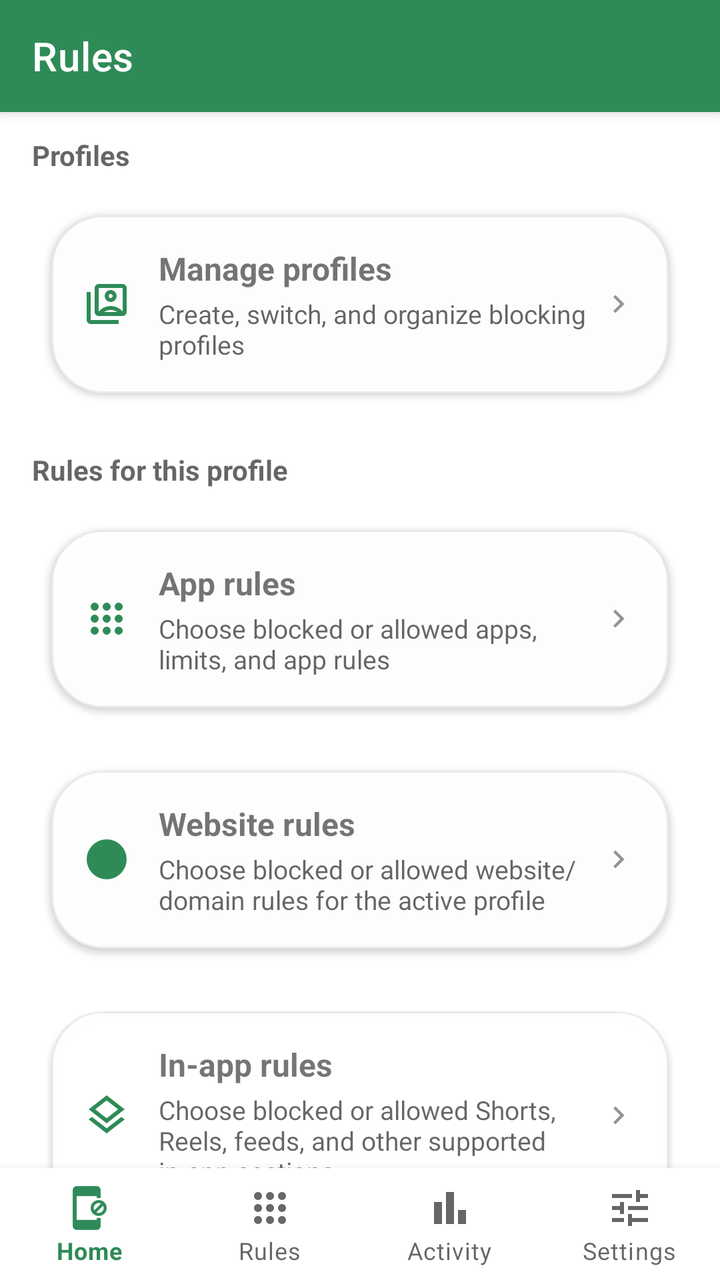
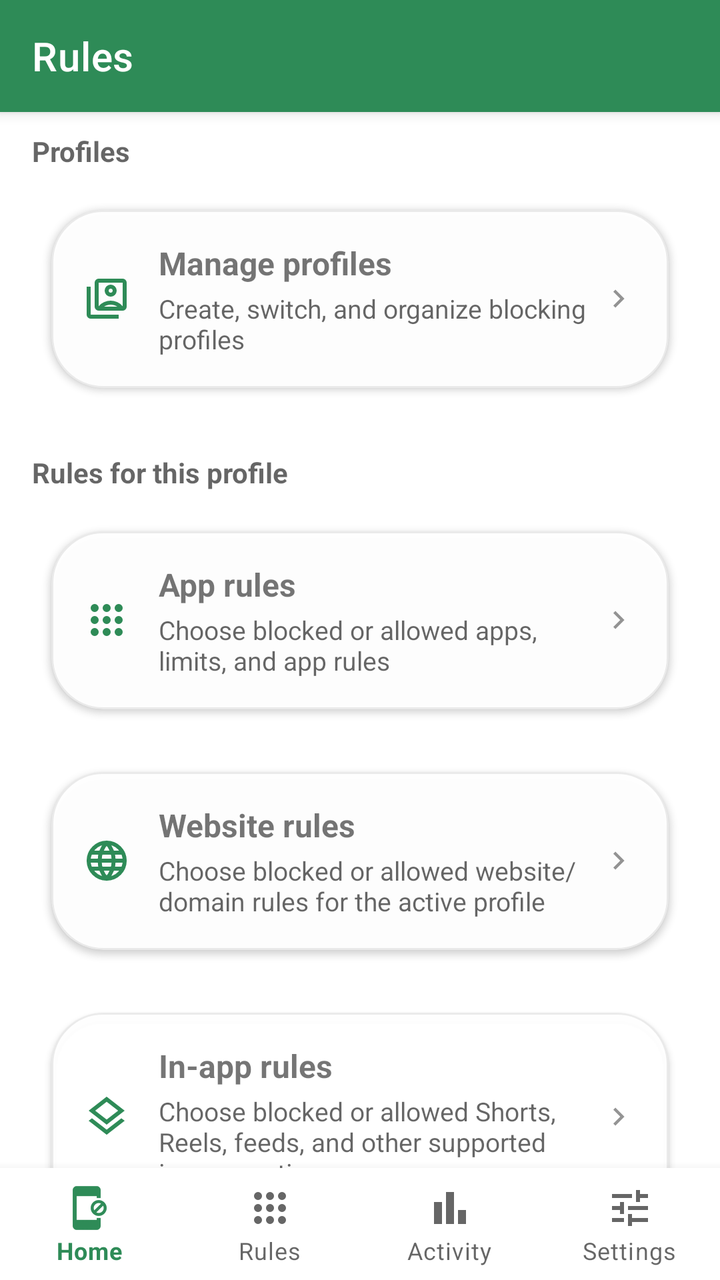

Two renders of the same Android screen: before a commit and after it. Below are the layout's source before the change and the commit's diff.
<!-- AndroidManifest.xml: application theme Theme.Switchly -->
<!-- res/layout/activity_rules_hub.xml -->
<?xml version="1.0" encoding="utf-8"?>
<androidx.coordinatorlayout.widget.CoordinatorLayout
    xmlns:android="http://schemas.android.com/apk/res/android"
    xmlns:app="http://schemas.android.com/apk/res-auto"
    android:layout_width="match_parent"
    android:layout_height="match_parent">

    <com.google.android.material.appbar.AppBarLayout
        android:layout_width="match_parent"
        android:layout_height="wrap_content"
        android:fitsSystemWindows="true">

        <com.google.android.material.appbar.MaterialToolbar
            android:id="@+id/toolbar"
            style="@style/Switchly.TopBar"
            android:layout_width="match_parent"
            android:layout_height="wrap_content"
            android:minHeight="?attr/actionBarSize"
            app:title="@string/rules_hub_title" />
    </com.google.android.material.appbar.AppBarLayout>

    <androidx.core.widget.NestedScrollView
        android:layout_width="match_parent"
        android:layout_height="match_parent"
        android:clipToPadding="false"
        android:fillViewport="true"
        android:paddingStart="16dp"
        android:paddingTop="12dp"
        android:paddingEnd="16dp"
        android:paddingBottom="96dp"
        app:layout_behavior="@string/appbar_scrolling_view_behavior">

        <LinearLayout
            android:layout_width="match_parent"
            android:layout_height="wrap_content"
            android:orientation="vertical">

            <TextView
                android:layout_width="match_parent"
                android:layout_height="wrap_content"
                android:text="@string/rules_hub_profiles_section"
                android:textColor="?android:attr/textColorSecondary"
                android:textSize="14sp"
                android:textStyle="bold" />

            <com.google.android.material.card.MaterialCardView
                android:id="@+id/cardManageProfiles"
                style="@style/Switchly.Card"
                android:layout_width="match_parent"
                android:layout_height="wrap_content"
                android:layout_marginTop="10dp"
                android:clickable="true"
                android:focusable="true"
                android:foreground="?attr/selectableItemBackground">

                <LinearLayout
                    android:layout_width="match_parent"
                    android:layout_height="wrap_content"
                    android:gravity="center_vertical"
                    android:minHeight="72dp"
                    android:orientation="horizontal"
                    android:padding="16dp">

                    <ImageView
                        android:layout_width="24dp"
                        android:layout_height="24dp"
                        android:contentDescription="@string/rules_profiles_title"
                        android:src="@drawable/switch_account_24"
                        app:tint="?attr/colorPrimary" />

                    <LinearLayout
                        android:layout_width="0dp"
                        android:layout_height="wrap_content"
                        android:layout_marginStart="14dp"
                        android:layout_weight="1"
                        android:orientation="vertical">

                        <TextView
                            android:layout_width="match_parent"
                            android:layout_height="wrap_content"
                            android:text="@string/rules_profiles_title"
                            android:textSize="16sp"
                            android:textStyle="bold" />

                        <TextView
                            android:layout_width="match_parent"
                            android:layout_height="wrap_content"
                            android:layout_marginTop="3dp"
                            android:text="@string/rules_profiles_summary"
                            android:textColor="?android:attr/textColorSecondary"
                            android:textSize="13sp" />
                    </LinearLayout>

                    <ImageView
                        android:layout_width="18dp"
                        android:layout_height="18dp"
                        android:alpha="0.7"
                        android:contentDescription="@string/open"
                        android:src="@drawable/keyboard_arrow_right_24"
                        app:tint="?android:attr/textColorSecondary" />
                </LinearLayout>
            </com.google.android.material.card.MaterialCardView>

            <TextView
                android:layout_width="match_parent"
                android:layout_height="wrap_content"
                android:layout_marginTop="18dp"
                android:text="@string/rules_hub_categories_section"
                android:textColor="?android:attr/textColorSecondary"
                android:textSize="14sp"
                android:textStyle="bold" />

            <com.google.android.material.card.MaterialCardView
                android:id="@+id/cardManageApps"
                style="@style/Switchly.Card"
                android:layout_width="match_parent"
                android:layout_height="wrap_content"
                android:layout_marginTop="10dp"
                android:clickable="true"
                android:focusable="true"
                android:foreground="?attr/selectableItemBackground">

                <LinearLayout
                    android:layout_width="match_parent"
                    android:layout_height="wrap_content"
                    android:gravity="center_vertical"
                    android:minHeight="72dp"
                    android:orientation="horizontal"
                    android:padding="16dp">

                    <ImageView
                        android:layout_width="24dp"
                        android:layout_height="24dp"
                        android:contentDescription="@string/rules_apps_title"
                        android:src="@drawable/apps_24"
                        app:tint="?attr/colorPrimary" />

                    <LinearLayout
                        android:layout_width="0dp"
                        android:layout_height="wrap_content"
                        android:layout_marginStart="14dp"
                        android:layout_weight="1"
                        android:orientation="vertical">

                        <TextView
                            android:layout_width="match_parent"
                            android:layout_height="wrap_content"
                            android:text="@string/rules_apps_title"
                            android:textSize="16sp"
                            android:textStyle="bold" />

                        <TextView
                            android:layout_width="match_parent"
                            android:layout_height="wrap_content"
                            android:layout_marginTop="3dp"
                            android:text="@string/rules_apps_summary"
                            android:textColor="?android:attr/textColorSecondary"
                            android:textSize="13sp" />
                    </LinearLayout>

                    <ImageView
                        android:layout_width="18dp"
                        android:layout_height="18dp"
                        android:alpha="0.7"
                        android:contentDescription="@string/open"
                        android:src="@drawable/keyboard_arrow_right_24"
                        app:tint="?android:attr/textColorSecondary" />
                </LinearLayout>
            </com.google.android.material.card.MaterialCardView>

            <com.google.android.material.card.MaterialCardView
                android:id="@+id/cardManageWebsites"
                style="@style/Switchly.Card"
                android:layout_width="match_parent"
                android:layout_height="wrap_content"
                android:layout_marginTop="10dp"
                android:clickable="true"
                android:focusable="true"
                android:foreground="?attr/selectableItemBackground">

                <LinearLayout
                    android:layout_width="match_parent"
                    android:layout_height="wrap_content"
                    android:gravity="center_vertical"
                    android:minHeight="72dp"
                    android:orientation="horizontal"
                    android:padding="16dp">

                    <ImageView
                        android:layout_width="24dp"
                        android:layout_height="24dp"
                        android:contentDescription="@string/rules_websites_title"
                        android:src="@drawable/language_24"
                        app:tint="?attr/colorPrimary" />

                    <LinearLayout
                        android:layout_width="0dp"
                        android:layout_height="wrap_content"
                        android:layout_marginStart="14dp"
                        android:layout_weight="1"
                        android:orientation="vertical">

                        <TextView
                            android:layout_width="match_parent"
                            android:layout_height="wrap_content"
                            android:text="@string/rules_websites_title"
                            android:textSize="16sp"
                            android:textStyle="bold" />

                        <TextView
                            android:layout_width="match_parent"
                            android:layout_height="wrap_content"
                            android:layout_marginTop="3dp"
                            android:text="@string/rules_websites_summary"
                            android:textColor="?android:attr/textColorSecondary"
                            android:textSize="13sp" />
                    </LinearLayout>

                    <ImageView
                        android:layout_width="18dp"
                        android:layout_height="18dp"
                        android:alpha="0.7"
                        android:contentDescription="@string/open"
                        android:src="@drawable/keyboard_arrow_right_24"
                        app:tint="?android:attr/textColorSecondary" />
                </LinearLayout>
            </com.google.android.material.card.MaterialCardView>

            <com.google.android.material.card.MaterialCardView
                android:id="@+id/cardInAppBlocking"
                style="@style/Switchly.Card"
                android:layout_width="match_parent"
                android:layout_height="wrap_content"
                android:layout_marginTop="10dp"
                android:clickable="true"
                android:focusable="true"
                android:foreground="?attr/selectableItemBackground">

                <LinearLayout
                    android:layout_width="match_parent"
                    android:layout_height="wrap_content"
                    android:gravity="center_vertical"
                    android:minHeight="72dp"
                    android:orientation="horizontal"
                    android:padding="16dp">

                    <ImageView
                        android:layout_width="24dp"
                        android:layout_height="24dp"
                        android:contentDescription="@string/rules_inapp_title"
                        android:src="@drawable/layers_24"
                        app:tint="?attr/colorPrimary" />

                    <LinearLayout
                        android:layout_width="0dp"
                        android:layout_height="wrap_content"
                        android:layout_marginStart="14dp"
                        android:layout_weight="1"
                        android:orientation="vertical">

                        <TextView
                            android:layout_width="match_parent"
                            android:layout_height="wrap_content"
                            android:text="@string/rules_inapp_title"
                            android:textSize="16sp"
                            android:textStyle="bold" />

                        <TextView
                            android:layout_width="match_parent"
                            android:layout_height="wrap_content"
                            android:layout_marginTop="3dp"
                            android:text="@string/rules_inapp_summary"
                            android:textColor="?android:attr/textColorSecondary"
                            android:textSize="13sp" />
                    </LinearLayout>

                    <ImageView
                        android:layout_width="18dp"
                        android:layout_height="18dp"
                        android:alpha="0.7"
                        android:contentDescription="@string/open"
                        android:src="@drawable/keyboard_arrow_right_24"
                        app:tint="?android:attr/textColorSecondary" />
                </LinearLayout>
            </com.google.android.material.card.MaterialCardView>

            <com.google.android.material.card.MaterialCardView
                android:id="@+id/cardSchedules"
                style="@style/Switchly.Card"
                android:layout_width="match_parent"
                android:layout_height="wrap_content"
                android:layout_marginTop="10dp"
                android:clickable="true"
                android:focusable="true"
                android:foreground="?attr/selectableItemBackground">

                <LinearLayout
                    android:layout_width="match_parent"
                    android:layout_height="wrap_content"
                    android:gravity="center_vertical"
                    android:minHeight="72dp"
                    android:orientation="horizontal"
                    android:padding="16dp">

                    <ImageView
                        android:layout_width="24dp"
                        android:layout_height="24dp"
                        android:contentDescription="@string/rules_schedules_title"
                        android:src="@drawable/schedule_24"
                        app:tint="?attr/colorPrimary" />

                    <LinearLayout
                        android:layout_width="0dp"
                        android:layout_height="wrap_content"
                        android:layout_marginStart="14dp"
                        android:layout_weight="1"
                        android:orientation="vertical">

                        <TextView
                            android:layout_width="match_parent"
                            android:layout_height="wrap_content"
                            android:text="@string/rules_schedules_title"
                            android:textSize="16sp"
                            android:textStyle="bold" />

                        <TextView
                            android:layout_width="match_parent"
                            android:layout_height="wrap_content"
                            android:layout_marginTop="3dp"
                            android:text="@string/rules_schedules_summary"
                            android:textColor="?android:attr/textColorSecondary"
                            android:textSize="13sp" />
                    </LinearLayout>

                    <ImageView
                        android:layout_width="18dp"
                        android:layout_height="18dp"
                        android:alpha="0.7"
                        android:contentDescription="@string/open"
                        android:src="@drawable/keyboard_arrow_right_24"
                        app:tint="?android:attr/textColorSecondary" />
                </LinearLayout>
            </com.google.android.material.card.MaterialCardView>

        </LinearLayout>
    </androidx.core.widget.NestedScrollView>

    <com.google.android.material.bottomnavigation.BottomNavigationView
        android:id="@+id/bottomNav"
        android:layout_width="match_parent"
        android:layout_height="wrap_content"
        android:layout_gravity="bottom"
        android:background="?android:attr/windowBackground"
        app:labelVisibilityMode="labeled"
        app:menu="@menu/menu_bottom_main" />
</androidx.coordinatorlayout.widget.CoordinatorLayout>
<!-- resources referenced by this layout -->
<resources>
  <!-- drawable language_24: vector/xml drawable (drawable, 2027 chars, omitted) -->
  <string name="open">Open</string>
  <string name="rules_apps_summary">Choose blocked or allowed apps, limits, and app rules</string>
  <string name="rules_apps_title">App rules</string>
  <string name="rules_hub_categories_section">Rules for this profile</string>
  <string name="rules_hub_profiles_section">Profiles</string>
  <string name="rules_hub_title">Rules</string>
  <string name="rules_inapp_summary">Choose blocked or allowed Shorts, Reels, feeds, and other supported in-app sections</string>
  <string name="rules_inapp_title">In-app rules</string>
  <string name="rules_profiles_summary">Create, switch, and organize blocking profiles</string>
  <string name="rules_profiles_title">Manage profiles</string>
  <string name="rules_schedules_summary">Create and manage automatic time, Wi-Fi, Bluetooth, and location actions</string>
  <string name="rules_schedules_title">Schedules</string>
  <string name="rules_websites_summary">Choose blocked or allowed website/domain rules for the active profile</string>
  <string name="rules_websites_title">Website rules</string>
  <style name="Switchly.TopBar" parent="Widget.MaterialComponents.Toolbar">
          
          <item name="android:background">?attr/colorPrimary</item>
          <item name="backgroundTint">?attr/colorPrimary</item>
  
          
          <item name="titleTextColor">@android:color/white</item>
  
          
          <item name="navigationIconTint">@android:color/white</item>
      </style>
  <style name="ShapeAppearance.Switchly.Card" parent="ShapeAppearance.MaterialComponents.LargeComponent">
          <item name="cornerFamily">rounded</item>
          <item name="cornerSize">26dp</item>
      </style>
  <color name="switchly_card_bg">#F7FFFFFF</color>
  <color name="switchly_card_stroke">#14000000</color>
  <color name="accent_default_green">#2E8B57</color>
  <style name="Switchly.Fab" parent="Widget.MaterialComponents.FloatingActionButton">
          <item name="backgroundTint">?attr/colorPrimary</item>
          <item name="tint">@android:color/white</item>
      </style>
  <style name="ThemeOverlay.Switchly.Dialog" parent="ThemeOverlay.MaterialComponents.MaterialAlertDialog">
          <item name="colorControlActivated">?attr/colorPrimary</item>
          <item name="colorControlHighlight">?attr/colorPrimary</item>
          <item name="colorAccent">?attr/colorPrimary</item>
      </style>
  <!-- unchanged entries left out for length: 10 -->
</resources>

<!-- the commit's change to res/layout/activity_rules_hub.xml (unified diff, before → after) -->
@@ -1,10 +1,10 @@
 <?xml version="1.0" encoding="utf-8"?>
-<androidx.coordinatorlayout.widget.CoordinatorLayout
-    xmlns:android="http://schemas.android.com/apk/res/android"
+<androidx.coordinatorlayout.widget.CoordinatorLayout xmlns:android="http://schemas.android.com/apk/res/android"
     xmlns:app="http://schemas.android.com/apk/res-auto"
     android:layout_width="match_parent"
     android:layout_height="match_parent">
 
+    
     <com.google.android.material.appbar.AppBarLayout
         android:layout_width="match_parent"
         android:layout_height="wrap_content"
@@ -36,12 +36,10 @@
             android:orientation="vertical">
 
             <TextView
-                android:layout_width="match_parent"
-                android:layout_height="wrap_content"
-                android:text="@string/rules_hub_profiles_section"
-                android:textColor="?android:attr/textColorSecondary"
-                android:textSize="14sp"
-                android:textStyle="bold" />
+                style="@style/Switchly.SectionHeader"
+                android:layout_width="match_parent"
+                android:layout_height="wrap_content"
+                android:text="@string/rules_hub_profiles_section" />
 
             <com.google.android.material.card.MaterialCardView
                 android:id="@+id/cardManageProfiles"
@@ -56,9 +54,9 @@
                 <LinearLayout
                     android:layout_width="match_parent"
                     android:layout_height="wrap_content"
-                    android:gravity="center_vertical"
-                    android:minHeight="72dp"
-                    android:orientation="horizontal"
+                    android:minHeight="72dp"
+                    android:orientation="horizontal"
+                    android:gravity="center_vertical"
                     android:padding="16dp">
 
                     <ImageView
@@ -71,8 +69,8 @@
                     <LinearLayout
                         android:layout_width="0dp"
                         android:layout_height="wrap_content"
-                        android:layout_marginStart="14dp"
-                        android:layout_weight="1"
+                        android:layout_weight="1"
+                        android:layout_marginStart="14dp"
                         android:orientation="vertical">
 
                         <TextView
@@ -94,21 +92,19 @@
                     <ImageView
                         android:layout_width="18dp"
                         android:layout_height="18dp"
-                        android:alpha="0.7"
-                        android:contentDescription="@string/open"
-                        android:src="@drawable/keyboard_arrow_right_24"
+                        android:contentDescription="@string/open"
+                        android:src="@drawable/keyboard_arrow_right_24"
+                        android:alpha="0.7"
                         app:tint="?android:attr/textColorSecondary" />
                 </LinearLayout>
             </com.google.android.material.card.MaterialCardView>
 
             <TextView
-                android:layout_width="match_parent"
-                android:layout_height="wrap_content"
-                android:layout_marginTop="18dp"
-                android:text="@string/rules_hub_categories_section"
-                android:textColor="?android:attr/textColorSecondary"
-                android:textSize="14sp"
-                android:textStyle="bold" />
+                style="@style/Switchly.SectionHeader"
+                android:layout_width="match_parent"
+                android:layout_height="wrap_content"
+                android:layout_marginTop="24dp"
+                android:text="@string/rules_hub_categories_section" />
 
             <com.google.android.material.card.MaterialCardView
                 android:id="@+id/cardManageApps"
@@ -123,9 +119,9 @@
                 <LinearLayout
                     android:layout_width="match_parent"
                     android:layout_height="wrap_content"
-                    android:gravity="center_vertical"
-                    android:minHeight="72dp"
-                    android:orientation="horizontal"
+                    android:minHeight="72dp"
+                    android:orientation="horizontal"
+                    android:gravity="center_vertical"
                     android:padding="16dp">
 
                     <ImageView
@@ -138,8 +134,8 @@
                     <LinearLayout
                         android:layout_width="0dp"
                         android:layout_height="wrap_content"
-                        android:layout_marginStart="14dp"
-                        android:layout_weight="1"
+                        android:layout_weight="1"
+                        android:layout_marginStart="14dp"
                         android:orientation="vertical">
 
                         <TextView
@@ -161,9 +157,9 @@
                     <ImageView
                         android:layout_width="18dp"
                         android:layout_height="18dp"
-                        android:alpha="0.7"
-                        android:contentDescription="@string/open"
-                        android:src="@drawable/keyboard_arrow_right_24"
+                        android:contentDescription="@string/open"
+                        android:src="@drawable/keyboard_arrow_right_24"
+                        android:alpha="0.7"
                         app:tint="?android:attr/textColorSecondary" />
                 </LinearLayout>
             </com.google.android.material.card.MaterialCardView>
@@ -181,9 +177,9 @@
                 <LinearLayout
                     android:layout_width="match_parent"
                     android:layout_height="wrap_content"
-                    android:gravity="center_vertical"
-                    android:minHeight="72dp"
-                    android:orientation="horizontal"
+                    android:minHeight="72dp"
+                    android:orientation="horizontal"
+                    android:gravity="center_vertical"
                     android:padding="16dp">
 
                     <ImageView
@@ -196,8 +192,8 @@
                     <LinearLayout
                         android:layout_width="0dp"
                         android:layout_height="wrap_content"
-                        android:layout_marginStart="14dp"
-                        android:layout_weight="1"
+                        android:layout_weight="1"
+                        android:layout_marginStart="14dp"
                         android:orientation="vertical">
 
                         <TextView
@@ -219,9 +215,9 @@
                     <ImageView
                         android:layout_width="18dp"
                         android:layout_height="18dp"
-                        android:alpha="0.7"
-                        android:contentDescription="@string/open"
-                        android:src="@drawable/keyboard_arrow_right_24"
+                        android:contentDescription="@string/open"
+                        android:src="@drawable/keyboard_arrow_right_24"
+                        android:alpha="0.7"
                         app:tint="?android:attr/textColorSecondary" />
                 </LinearLayout>
             </com.google.android.material.card.MaterialCardView>
@@ -239,9 +235,9 @@
                 <LinearLayout
                     android:layout_width="match_parent"
                     android:layout_height="wrap_content"
-                    android:gravity="center_vertical"
-                    android:minHeight="72dp"
-                    android:orientation="horizontal"
+                    android:minHeight="72dp"
+                    android:orientation="horizontal"
+                    android:gravity="center_vertical"
                     android:padding="16dp">
 
                     <ImageView
@@ -254,8 +250,8 @@
                     <LinearLayout
                         android:layout_width="0dp"
                         android:layout_height="wrap_content"
-                        android:layout_marginStart="14dp"
-                        android:layout_weight="1"
+                        android:layout_weight="1"
+                        android:layout_marginStart="14dp"
                         android:orientation="vertical">
 
                         <TextView
@@ -277,9 +273,9 @@
                     <ImageView
                         android:layout_width="18dp"
                         android:layout_height="18dp"
-                        android:alpha="0.7"
-                        android:contentDescription="@string/open"
-                        android:src="@drawable/keyboard_arrow_right_24"
+                        android:contentDescription="@string/open"
+                        android:src="@drawable/keyboard_arrow_right_24"
+                        android:alpha="0.7"
                         app:tint="?android:attr/textColorSecondary" />
                 </LinearLayout>
             </com.google.android.material.card.MaterialCardView>
@@ -297,9 +293,9 @@
                 <LinearLayout
                     android:layout_width="match_parent"
                     android:layout_height="wrap_content"
-                    android:gravity="center_vertical"
-                    android:minHeight="72dp"
-                    android:orientation="horizontal"
+                    android:minHeight="72dp"
+                    android:orientation="horizontal"
+                    android:gravity="center_vertical"
                     android:padding="16dp">
 
                     <ImageView
@@ -312,8 +308,8 @@
                     <LinearLayout
                         android:layout_width="0dp"
                         android:layout_height="wrap_content"
-                        android:layout_marginStart="14dp"
-                        android:layout_weight="1"
+                        android:layout_weight="1"
+                        android:layout_marginStart="14dp"
                         android:orientation="vertical">
 
                         <TextView
@@ -335,13 +331,12 @@
                     <ImageView
                         android:layout_width="18dp"
                         android:layout_height="18dp"
-                        android:alpha="0.7"
-                        android:contentDescription="@string/open"
-                        android:src="@drawable/keyboard_arrow_right_24"
-                        app:tint="?android:attr/textColorSecondary" />
-                </LinearLayout>
-            </com.google.android.material.card.MaterialCardView>
-
+                        android:contentDescription="@string/open"
+                        android:src="@drawable/keyboard_arrow_right_24"
+                        android:alpha="0.7"
+                        app:tint="?android:attr/textColorSecondary" />
+                </LinearLayout>
+            </com.google.android.material.card.MaterialCardView>
         </LinearLayout>
     </androidx.core.widget.NestedScrollView>
 
<!-- resource entries referenced after the edit -->
@@ -1,6 +1,36 @@
 <!-- resources referenced by this layout -->
 <resources>
-  <!-- drawable language_24: vector/xml drawable (drawable, 2027 chars, omitted) -->
+  <!-- drawable language_24 (drawable) -->
+  <vector xmlns:android="http://schemas.android.com/apk/res/android"
+      android:width="24dp"
+      android:height="24dp"
+      android:viewportWidth="24"
+      android:viewportHeight="24">
+  
+      <path
+          android:pathData="M12,3a9,9 0,1 0,0 18a9,9 0,1 0,0 -18z"
+          android:fillColor="@android:color/transparent"
+          android:strokeColor="?attr/colorOnSurface"
+          android:strokeLineCap="round"
+          android:strokeLineJoin="round"
+          android:strokeWidth="2" />
+  
+      <path
+          android:pathData="M12,3c-2.3,2.5 -3.5,5.5 -3.5,9s1.2,6.5 3.5,9M12,3c2.3,2.5 3.5,5.5 3.5,9s-1.2,6.5 -3.5,9"
+          android:fillColor="@android:color/transparent"
+          android:strokeColor="?attr/colorOnSurface"
+          android:strokeLineCap="round"
+          android:strokeLineJoin="round"
+          android:strokeWidth="2" />
+  
+      <path
+          android:pathData="M4.1,8h15.8M3,12h18M4.1,16h15.8"
+          android:fillColor="@android:color/transparent"
+          android:strokeColor="?attr/colorOnSurface"
+          android:strokeLineCap="round"
+          android:strokeLineJoin="round"
+          android:strokeWidth="2" />
+  </vector>
   <string name="open">Open</string>
   <string name="rules_apps_summary">Choose blocked or allowed apps, limits, and app rules</string>
   <string name="rules_apps_title">App rules</string>
@@ -15,6 +45,12 @@
   <string name="rules_schedules_title">Schedules</string>
   <string name="rules_websites_summary">Choose blocked or allowed website/domain rules for the active profile</string>
   <string name="rules_websites_title">Website rules</string>
+  <style name="Switchly.SectionHeader">
+          <item name="android:textColor">?android:attr/textColorSecondary</item>
+          <item name="android:textSize">14sp</item>
+          <item name="android:textStyle">bold</item>
+          <item name="android:includeFontPadding">false</item>
+      </style>
   <style name="Switchly.TopBar" parent="Widget.MaterialComponents.Toolbar">
           
           <item name="android:background">?attr/colorPrimary</item>
